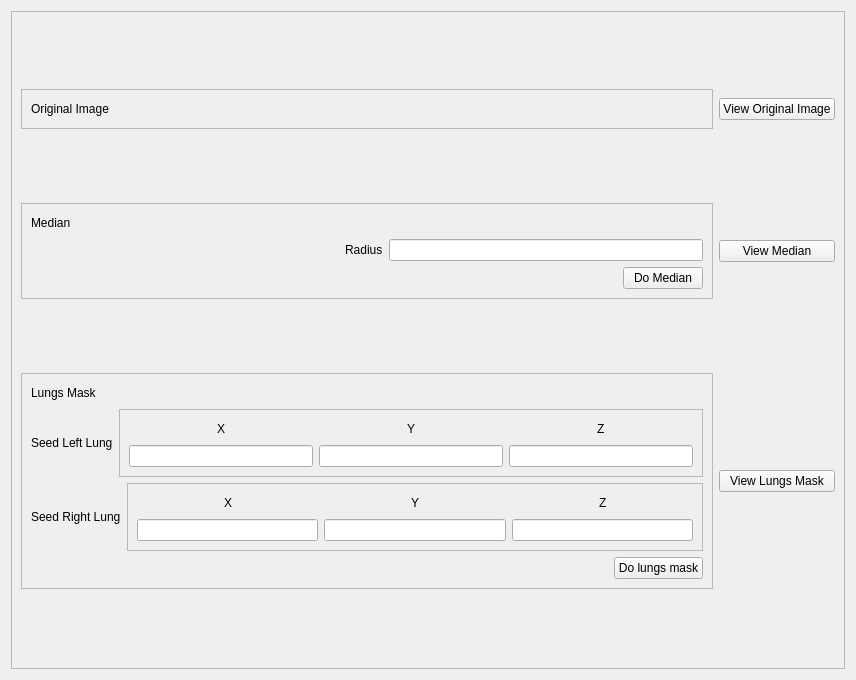
Old version of the form View/Uis/algorithmform.ui in the repository alejoleon/NodulesApp.
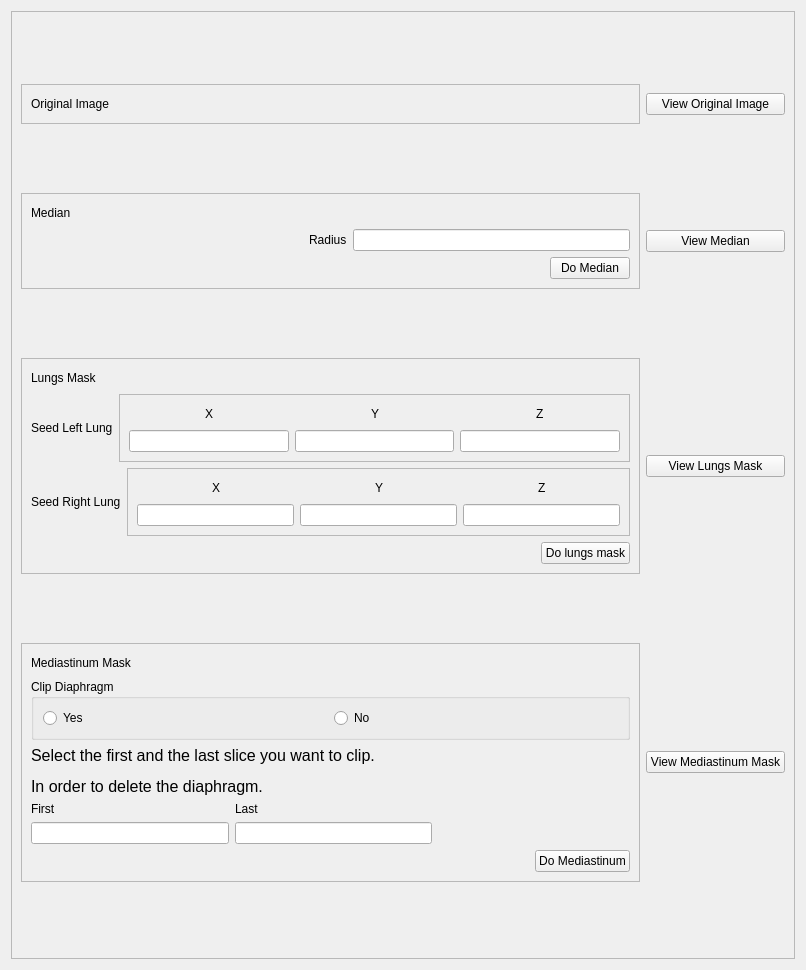
New version of the form.

The edit to the form file:
```diff
--- a/View/Uis/algorithmform.ui
+++ b/View/Uis/algorithmform.ui
@@ -6,14 +6,14 @@
    <rect>
     <x>0</x>
     <y>0</y>
-    <width>856</width>
-    <height>680</height>
+    <width>806</width>
+    <height>970</height>
    </rect>
   </property>
   <property name="windowTitle">
    <string>Form</string>
   </property>
-  <layout class="QVBoxLayout" name="verticalLayout_11">
+  <layout class="QVBoxLayout" name="verticalLayout_15">
    <item>
     <widget class="QScrollArea" name="scrollArea">
      <property name="widgetResizable">
@@ -24,8 +24,8 @@
        <rect>
         <x>0</x>
         <y>0</y>
-        <width>830</width>
-        <height>654</height>
+        <width>780</width>
+        <height>944</height>
        </rect>
       </property>
       <layout class="QGridLayout" name="gridLayout">
@@ -552,6 +552,152 @@
          </property>
         </widget>
        </item>
+       <item row="3" column="0">
+        <widget class="QFrame" name="frameMediastinum">
+         <property name="frameShape">
+          <enum>QFrame::StyledPanel</enum>
+         </property>
+         <property name="frameShadow">
+          <enum>QFrame::Raised</enum>
+         </property>
+         <layout class="QVBoxLayout" name="verticalLayout_14">
+          <item>
+           <layout class="QHBoxLayout" name="horizontalLayout_17">
+            <item>
+             <widget class="QLabel" name="lb_MediastinumMask">
+              <property name="text">
+               <string>Mediastinum Mask</string>
+              </property>
+             </widget>
+            </item>
+            <item>
+             <spacer name="horizontalSpacer_19">
+              <property name="orientation">
+               <enum>Qt::Horizontal</enum>
+              </property>
+              <property name="sizeHint" stdset="0">
+               <size>
+                <width>40</width>
+                <height>20</height>
+               </size>
+              </property>
+             </spacer>
+            </item>
+           </layout>
+          </item>
+          <item>
+           <widget class="QGroupBox" name="gb_clipDiafragma">
+            <property name="title">
+             <string>Clip Diaphragm</string>
+            </property>
+            <layout class="QHBoxLayout" name="horizontalLayout_19">
+             <item>
+              <widget class="QRadioButton" name="rb_ClipMedYes">
+               <property name="text">
+                <string>Yes</string>
+               </property>
+              </widget>
+             </item>
+             <item>
+              <widget class="QRadioButton" name="rb_clipMedNo">
+               <property name="text">
+                <string>No</string>
+               </property>
+              </widget>
+             </item>
+            </layout>
+           </widget>
+          </item>
+          <item>
+           <layout class="QVBoxLayout" name="verticalLayout_11">
+            <item>
+             <widget class="QLabel" name="lb_messageDiaphragm">
+              <property name="text">
+               <string>&lt;html&gt;&lt;head/&gt;&lt;body&gt;&lt;p align=&quot;justify&quot;&gt;&lt;span style=&quot; font-size:12pt;&quot;&gt;Select the first and the last slice you want to clip. &lt;/span&gt;&lt;/p&gt;&lt;p align=&quot;justify&quot;&gt;&lt;span style=&quot; font-size:12pt;&quot;&gt;In order to delete the diaphragm.&lt;/span&gt;&lt;/p&gt;&lt;/body&gt;&lt;/html&gt;</string>
+              </property>
+             </widget>
+            </item>
+            <item>
+             <layout class="QHBoxLayout" name="horizontalLayout_20">
+              <item>
+               <layout class="QVBoxLayout" name="verticalLayout_12">
+                <item>
+                 <widget class="QLabel" name="lb_firstSlice">
+                  <property name="text">
+                   <string>First</string>
+                  </property>
+                 </widget>
+                </item>
+                <item>
+                 <widget class="QLineEdit" name="tx_firstSliceClip"/>
+                </item>
+               </layout>
+              </item>
+              <item>
+               <layout class="QVBoxLayout" name="verticalLayout_13">
+                <item>
+                 <widget class="QLabel" name="lb_lastSlice">
+                  <property name="text">
+                   <string>Last</string>
+                  </property>
+                 </widget>
+                </item>
+                <item>
+                 <widget class="QLineEdit" name="tx_lastSliceClip"/>
+                </item>
+               </layout>
+              </item>
+              <item>
+               <spacer name="horizontalSpacer_21">
+                <property name="orientation">
+                 <enum>Qt::Horizontal</enum>
+                </property>
+                <property name="sizeHint" stdset="0">
+                 <size>
+                  <width>40</width>
+                  <height>20</height>
+                 </size>
+                </property>
+               </spacer>
+              </item>
+             </layout>
+            </item>
+           </layout>
+          </item>
+          <item>
+           <layout class="QHBoxLayout" name="horizontalLayout_18">
+            <item>
+             <spacer name="horizontalSpacer_20">
+              <property name="orientation">
+               <enum>Qt::Horizontal</enum>
+              </property>
+              <property name="sizeHint" stdset="0">
+               <size>
+                <width>40</width>
+                <height>20</height>
+               </size>
+              </property>
+             </spacer>
+            </item>
+            <item>
+             <widget class="QPushButton" name="pb_doMediastinum">
+              <property name="text">
+               <string>Do Mediastinum</string>
+              </property>
+             </widget>
+            </item>
+           </layout>
+          </item>
+         </layout>
+        </widget>
+       </item>
+       <item row="3" column="1">
+        <widget class="QPushButton" name="pb_viewMediastinum">
+         <property name="text">
+          <string>View Mediastinum Mask</string>
+         </property>
+        </widget>
+       </item>
       </layout>
       <zorder>pb_viewImgIn</zorder>
       <zorder></zorder>
```
Left out of the diff: 47 changed lines with no effect on the pictures.
